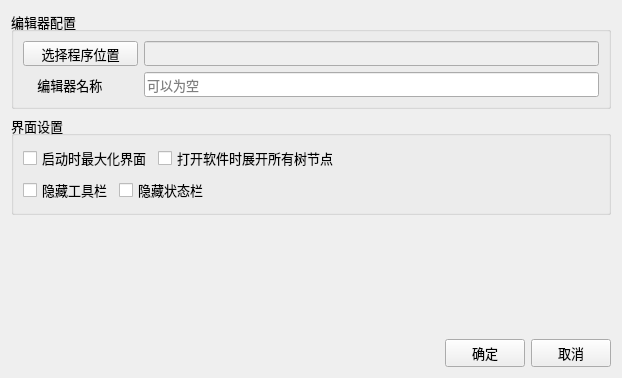
Before: the Qt Designer form PathManagerPlus/ui/config_form.ui in suifengpiaoyang/PathManagerPlus, drawn with Qt 5.
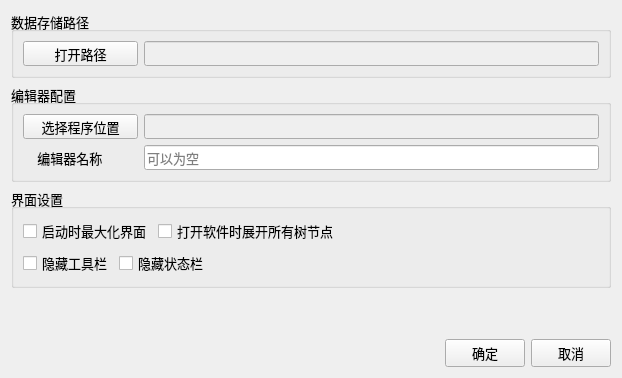
After: the same form once the commit is applied.

Commit message: 更新打开数据路径ui

The edit to the form file:
```diff
--- a/PathManagerPlus/ui/config_form.ui
+++ b/PathManagerPlus/ui/config_form.ui
@@ -19,6 +19,44 @@
    <string>配置</string>
   </property>
   <layout class="QVBoxLayout" name="verticalLayout_3">
+   <item>
+    <widget class="QGroupBox" name="groupBox_3">
+     <property name="title">
+      <string>数据存储路径</string>
+     </property>
+     <layout class="QHBoxLayout" name="horizontalLayout_6">
+      <item>
+       <widget class="QPushButton" name="pushButtonOpenPath">
+        <property name="minimumSize">
+         <size>
+          <width>115</width>
+          <height>25</height>
+         </size>
+        </property>
+        <property name="text">
+         <string>打开路径</string>
+        </property>
+       </widget>
+      </item>
+      <item>
+       <widget class="QLineEdit" name="lineEditDataPath">
+        <property name="enabled">
+         <bool>false</bool>
+        </property>
+        <property name="minimumSize">
+         <size>
+          <width>0</width>
+          <height>25</height>
+         </size>
+        </property>
+        <property name="readOnly">
+         <bool>false</bool>
+        </property>
+       </widget>
+      </item>
+     </layout>
+    </widget>
+   </item>
    <item>
     <widget class="QGroupBox" name="groupBox">
      <property name="title">
```
